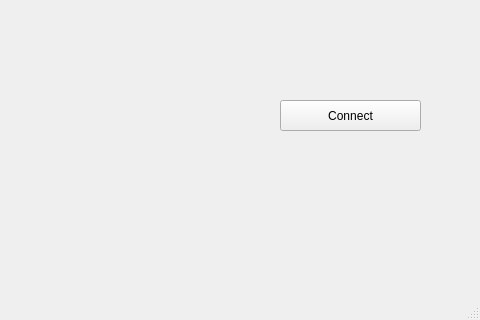
Qt form DroneStatsServer/mainwindow.ui (kola1197/DroneApp) before a commit; both pictures show x 320 to 800 and y 280 to 600 of the 800 by 600 pixel window.
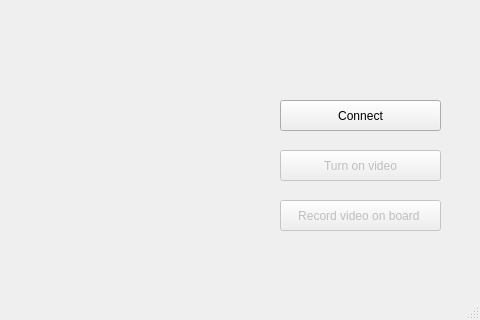
The same form after that commit.

Commit message: new server architecture, onboard video recording

```diff
--- a/DroneStatsServer/mainwindow.ui
+++ b/DroneStatsServer/mainwindow.ui
@@ -83,7 +83,7 @@
      <rect>
       <x>600</x>
       <y>380</y>
-      <width>141</width>
+      <width>161</width>
       <height>31</height>
      </rect>
     </property>
@@ -91,6 +91,38 @@
      <string>Connect</string>
     </property>
    </widget>
+   <widget class="QPushButton" name="getImageStreamButton">
+    <property name="enabled">
+     <bool>false</bool>
+    </property>
+    <property name="geometry">
+     <rect>
+      <x>600</x>
+      <y>430</y>
+      <width>161</width>
+      <height>31</height>
+     </rect>
+    </property>
+    <property name="text">
+     <string>Turn on video</string>
+    </property>
+   </widget>
+   <widget class="QPushButton" name="onBoardVideoCapture">
+    <property name="enabled">
+     <bool>false</bool>
+    </property>
+    <property name="geometry">
+     <rect>
+      <x>600</x>
+      <y>480</y>
+      <width>161</width>
+      <height>31</height>
+     </rect>
+    </property>
+    <property name="text">
+     <string>Record video on board </string>
+    </property>
+   </widget>
   </widget>
   <widget class="QMenuBar" name="menubar">
    <property name="geometry">
```
The commit also changes 13 other files.
